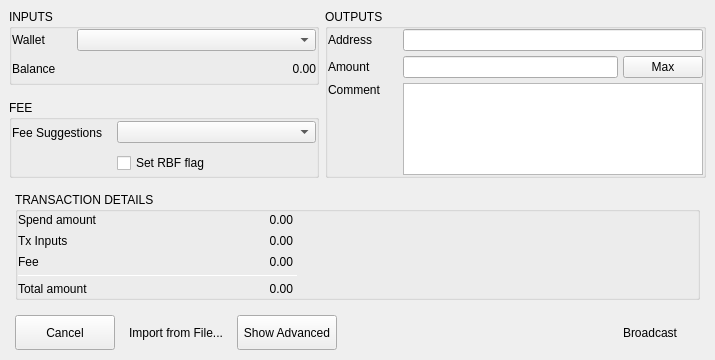
Qt form BlockSettleUILib/CreateTransactionDialogSimple.ui (BlockSettle/terminal) before a commit.
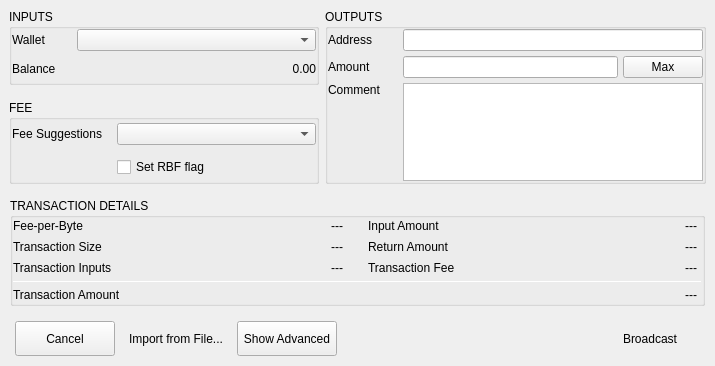
The same form after that commit.

Commit message:
Updated transaction details in simple dialog.
Task-number: BST-1320

```diff
--- a/BlockSettleUILib/CreateTransactionDialogSimple.ui
+++ b/BlockSettleUILib/CreateTransactionDialogSimple.ui
@@ -7,7 +7,7 @@
     <x>0</x>
     <y>0</y>
     <width>715</width>
-    <height>360</height>
+    <height>366</height>
    </rect>
   </property>
   <property name="windowTitle">
@@ -792,28 +792,34 @@
     </widget>
    </item>
    <item>
-    <widget class="QWidget" name="verticalWidget_4" native="true">
+    <widget class="QWidget" name="verticalWidget_5" native="true">
      <property name="minimumSize">
       <size>
        <width>0</width>
        <height>0</height>
       </size>
      </property>
+     <property name="maximumSize">
+      <size>
+       <width>16777215</width>
+       <height>16777215</height>
+      </size>
+     </property>
      <property name="darkOverlay" stdset="0">
       <bool>true</bool>
      </property>
      <layout class="QVBoxLayout" name="verticalLayout_9">
       <property name="spacing">
-       <number>0</number>
+       <number>20</number>
       </property>
       <property name="leftMargin">
-       <number>15</number>
+       <number>10</number>
       </property>
       <property name="topMargin">
        <number>5</number>
       </property>
       <property name="rightMargin">
-       <number>15</number>
+       <number>10</number>
       </property>
       <property name="bottomMargin">
        <number>5</number>
@@ -835,7 +841,10 @@
         <property name="title">
          <string>TRANSACTION DETAILS</string>
         </property>
-        <layout class="QHBoxLayout" name="horizontalLayout_3">
+        <layout class="QVBoxLayout" name="verticalLayout_17">
+         <property name="spacing">
+          <number>5</number>
+         </property>
          <property name="sizeConstraint">
           <enum>QLayout::SetNoConstraint</enum>
          </property>
@@ -852,39 +861,69 @@
           <number>0</number>
          </property>
          <item>
-          <widget class="QWidget" name="verticalWidget_2" native="true">
-           <property name="sizePolicy">
-            <sizepolicy hsizetype="Fixed" vsizetype="Preferred">
-             <horstretch>0</horstretch>
-             <verstretch>0</verstretch>
-            </sizepolicy>
-           </property>
-           <property name="minimumSize">
-            <size>
-             <width>280</width>
-             <height>0</height>
-            </size>
-           </property>
-           <layout class="QVBoxLayout" name="verticalLayout">
-            <property name="spacing">
-             <number>5</number>
-            </property>
-            <property name="leftMargin">
-             <number>0</number>
-            </property>
-            <property name="topMargin">
-             <number>0</number>
-            </property>
-            <property name="rightMargin">
-             <number>0</number>
-            </property>
-            <property name="bottomMargin">
-             <number>0</number>
-            </property>
-            <item>
              <widget class="QWidget" name="horizontalWidget_8" native="true">
               <property name="minimumSize">
                <size>
+             <width>500</width>
+             <height>0</height>
+            </size>
+           </property>
+           <layout class="QHBoxLayout" name="horizontalLayout_17">
+            <property name="spacing">
+             <number>20</number>
+            </property>
+            <property name="leftMargin">
+             <number>0</number>
+            </property>
+            <property name="topMargin">
+             <number>0</number>
+            </property>
+            <property name="rightMargin">
+             <number>0</number>
+            </property>
+            <property name="bottomMargin">
+             <number>0</number>
+            </property>
+            <item>
+             <widget class="QWidget" name="verticalWidget_4" native="true">
+              <property name="sizePolicy">
+               <sizepolicy hsizetype="Expanding" vsizetype="Preferred">
+                <horstretch>0</horstretch>
+                <verstretch>0</verstretch>
+               </sizepolicy>
+              </property>
+              <property name="minimumSize">
+               <size>
+                <width>280</width>
+                <height>0</height>
+               </size>
+              </property>
+              <layout class="QVBoxLayout" name="verticalLayout" stretch="0">
+               <property name="spacing">
+                <number>5</number>
+               </property>
+               <property name="leftMargin">
+                <number>0</number>
+               </property>
+               <property name="topMargin">
+                <number>0</number>
+               </property>
+               <property name="rightMargin">
+                <number>0</number>
+               </property>
+               <property name="bottomMargin">
+                <number>0</number>
+               </property>
+               <item>
+                <widget class="QWidget" name="horizontalWidget_9" native="true">
+                 <property name="sizePolicy">
+                  <sizepolicy hsizetype="Expanding" vsizetype="Preferred">
+                   <horstretch>1</horstretch>
+                   <verstretch>0</verstretch>
+                  </sizepolicy>
+                 </property>
+                 <property name="minimumSize">
+                  <size>
                 <width>0</width>
                 <height>0</height>
                </size>
@@ -906,7 +945,7 @@
                 <number>0</number>
                </property>
                <item>
-                <widget class="QWidget" name="verticalWidget" native="true">
+                   <widget class="QWidget" name="verticalWidget_3" native="true">
                  <property name="sizePolicy">
                   <sizepolicy hsizetype="Minimum" vsizetype="Preferred">
                    <horstretch>0</horstretch>
@@ -921,7 +960,7 @@
                  </property>
                  <property name="maximumSize">
                   <size>
-                   <width>100</width>
+                      <width>130</width>
                    <height>16777215</height>
                   </size>
                  </property>
@@ -968,7 +1007,7 @@
                      </size>
                     </property>
                     <property name="text">
-                     <string>Spend amount</string>
+                        <string>Fee-per-Byte</string>
                     </property>
                     <property name="alignment">
                      <set>Qt::AlignLeading|Qt::AlignLeft|Qt::AlignVCenter</set>
@@ -996,7 +1035,7 @@
                      </size>
                     </property>
                     <property name="text">
-                     <string>Tx Inputs</string>
+                        <string>Transaction Size</string>
                     </property>
                     <property name="alignment">
                      <set>Qt::AlignLeading|Qt::AlignLeft|Qt::AlignVCenter</set>
@@ -1024,7 +1063,7 @@
                      </size>
                     </property>
                     <property name="text">
-                     <string>Fee</string>
+                        <string>Transaction Inputs</string>
                     </property>
                     <property name="alignment">
                      <set>Qt::AlignLeading|Qt::AlignLeft|Qt::AlignVCenter</set>
@@ -1035,7 +1074,7 @@
                 </widget>
                </item>
                <item>
-                <widget class="QWidget" name="verticalWidget_3" native="true">
+                   <widget class="QWidget" name="verticalWidget_2" native="true">
                  <property name="minimumSize">
                   <size>
                    <width>0</width>
@@ -1059,7 +1098,7 @@
                    <number>0</number>
                   </property>
                   <item>
-                   <widget class="QLabel" name="labelDetailsAmount">
+                      <widget class="QLabel" name="labelFeePerByte">
                     <property name="sizePolicy">
                      <sizepolicy hsizetype="Expanding" vsizetype="Fixed">
                       <horstretch>0</horstretch>
@@ -1079,7 +1118,7 @@
                      </size>
                     </property>
                     <property name="text">
-                     <string>0.00</string>
+                        <string>---</string>
                     </property>
                     <property name="alignment">
                      <set>Qt::AlignRight|Qt::AlignTrailing|Qt::AlignVCenter</set>
@@ -1093,7 +1132,7 @@
                    </widget>
                   </item>
                   <item>
-                   <widget class="QLabel" name="labelDetailsTxInputs">
+                      <widget class="QLabel" name="labelTxSize">
                     <property name="sizePolicy">
                      <sizepolicy hsizetype="Expanding" vsizetype="Fixed">
                       <horstretch>0</horstretch>
@@ -1113,7 +1152,7 @@
                      </size>
                     </property>
                     <property name="text">
-                     <string>0.00</string>
+                        <string>---</string>
                     </property>
                     <property name="alignment">
                      <set>Qt::AlignRight|Qt::AlignTrailing|Qt::AlignVCenter</set>
@@ -1127,7 +1166,7 @@
                    </widget>
                   </item>
                   <item>
-                   <widget class="QLabel" name="labelDetailsEstimatedFee">
+                      <widget class="QLabel" name="labelTXInputs">
                     <property name="sizePolicy">
                      <sizepolicy hsizetype="Expanding" vsizetype="Fixed">
                       <horstretch>0</horstretch>
@@ -1147,7 +1186,7 @@
                      </size>
                     </property>
                     <property name="text">
-                     <string>0.00</string>
+                        <string>---</string>
                     </property>
                     <property name="alignment">
                      <set>Qt::AlignRight|Qt::AlignTrailing|Qt::AlignVCenter</set>
@@ -1166,11 +1205,338 @@
               </layout>
              </widget>
             </item>
+              </layout>
+             </widget>
+            </item>
+            <item alignment="Qt::AlignTop">
+             <widget class="QWidget" name="verticalWidget_8" native="true">
+              <property name="sizePolicy">
+               <sizepolicy hsizetype="Expanding" vsizetype="Preferred">
+                <horstretch>0</horstretch>
+                <verstretch>0</verstretch>
+               </sizepolicy>
+              </property>
+              <property name="minimumSize">
+               <size>
+                <width>280</width>
+                <height>0</height>
+               </size>
+              </property>
+              <layout class="QVBoxLayout" name="verticalLayout_14">
+               <property name="spacing">
+                <number>5</number>
+               </property>
+               <property name="leftMargin">
+                <number>0</number>
+               </property>
+               <property name="topMargin">
+                <number>0</number>
+               </property>
+               <property name="rightMargin">
+                <number>0</number>
+               </property>
+               <property name="bottomMargin">
+                <number>0</number>
+               </property>
             <item>
-             <widget class="Line" name="line">
+                <widget class="QWidget" name="horizontalWidget_12" native="true">
               <property name="minimumSize">
                <size>
                 <width>0</width>
+                   <height>0</height>
+                  </size>
+                 </property>
+                 <layout class="QHBoxLayout" name="horizontalLayout_18">
+                  <property name="spacing">
+                   <number>10</number>
+                  </property>
+                  <property name="leftMargin">
+                   <number>0</number>
+                  </property>
+                  <property name="topMargin">
+                   <number>0</number>
+                  </property>
+                  <property name="rightMargin">
+                   <number>0</number>
+                  </property>
+                  <property name="bottomMargin">
+                   <number>0</number>
+                  </property>
+                  <item>
+                   <widget class="QWidget" name="verticalWidget_9" native="true">
+                    <property name="sizePolicy">
+                     <sizepolicy hsizetype="Minimum" vsizetype="Preferred">
+                      <horstretch>0</horstretch>
+                      <verstretch>0</verstretch>
+                     </sizepolicy>
+                    </property>
+                    <property name="minimumSize">
+                     <size>
+                      <width>100</width>
+                      <height>0</height>
+                     </size>
+                    </property>
+                    <property name="maximumSize">
+                     <size>
+                      <width>130</width>
+                      <height>16777215</height>
+                     </size>
+                    </property>
+                    <layout class="QVBoxLayout" name="verticalLayout_15">
+                     <property name="spacing">
+                      <number>5</number>
+                     </property>
+                     <property name="leftMargin">
+                      <number>0</number>
+                     </property>
+                     <property name="topMargin">
+                      <number>0</number>
+                     </property>
+                     <property name="rightMargin">
+                      <number>0</number>
+                     </property>
+                     <property name="bottomMargin">
+                      <number>0</number>
+                     </property>
+                     <item>
+                      <widget class="QLabel" name="label_12">
+                       <property name="sizePolicy">
+                        <sizepolicy hsizetype="Preferred" vsizetype="Fixed">
+                         <horstretch>0</horstretch>
+                         <verstretch>0</verstretch>
+                        </sizepolicy>
+                       </property>
+                       <property name="minimumSize">
+                        <size>
+                         <width>0</width>
+                         <height>16</height>
+                        </size>
+                       </property>
+                       <property name="maximumSize">
+                        <size>
+                         <width>16777215</width>
+                         <height>16</height>
+                        </size>
+                       </property>
+                       <property name="sizeIncrement">
+                        <size>
+                         <width>0</width>
+                         <height>20</height>
+                        </size>
+                       </property>
+                       <property name="text">
+                        <string>Input Amount</string>
+                       </property>
+                       <property name="alignment">
+                        <set>Qt::AlignLeading|Qt::AlignLeft|Qt::AlignVCenter</set>
+                       </property>
+                      </widget>
+                     </item>
+                     <item>
+                      <widget class="QLabel" name="label_13">
+                       <property name="sizePolicy">
+                        <sizepolicy hsizetype="Expanding" vsizetype="Fixed">
+                         <horstretch>0</horstretch>
+                         <verstretch>0</verstretch>
+                        </sizepolicy>
+                       </property>
+                       <property name="minimumSize">
+                        <size>
+                         <width>0</width>
+                         <height>16</height>
+                        </size>
+                       </property>
+                       <property name="maximumSize">
+                        <size>
+                         <width>16777215</width>
+                         <height>16</height>
+                        </size>
+                       </property>
+                       <property name="text">
+                        <string>Return Amount</string>
+                       </property>
+                       <property name="alignment">
+                        <set>Qt::AlignLeading|Qt::AlignLeft|Qt::AlignVCenter</set>
+                       </property>
+                      </widget>
+                     </item>
+                     <item>
+                      <widget class="QLabel" name="label_14">
+                       <property name="sizePolicy">
+                        <sizepolicy hsizetype="Expanding" vsizetype="Fixed">
+                         <horstretch>0</horstretch>
+                         <verstretch>0</verstretch>
+                        </sizepolicy>
+                       </property>
+                       <property name="minimumSize">
+                        <size>
+                         <width>0</width>
+                         <height>16</height>
+                        </size>
+                       </property>
+                       <property name="maximumSize">
+                        <size>
+                         <width>16777215</width>
+                         <height>16</height>
+                        </size>
+                       </property>
+                       <property name="text">
+                        <string>Transaction Fee</string>
+                       </property>
+                       <property name="alignment">
+                        <set>Qt::AlignLeading|Qt::AlignLeft|Qt::AlignVCenter</set>
+                       </property>
+                      </widget>
+                     </item>
+                    </layout>
+                   </widget>
+                  </item>
+                  <item>
+                   <widget class="QWidget" name="verticalWidget_10" native="true">
+                    <property name="minimumSize">
+                     <size>
+                      <width>0</width>
+                      <height>0</height>
+                     </size>
+                    </property>
+                    <layout class="QVBoxLayout" name="verticalLayout_16">
+                     <property name="spacing">
+                      <number>5</number>
+                     </property>
+                     <property name="leftMargin">
+                      <number>0</number>
+                     </property>
+                     <property name="topMargin">
+                      <number>0</number>
+                     </property>
+                     <property name="rightMargin">
+                      <number>0</number>
+                     </property>
+                     <property name="bottomMargin">
+                      <number>0</number>
+                     </property>
+                     <item>
+                      <widget class="QLabel" name="labelInputAmount">
+                       <property name="sizePolicy">
+                        <sizepolicy hsizetype="Expanding" vsizetype="Fixed">
+                         <horstretch>0</horstretch>
+                         <verstretch>0</verstretch>
+                        </sizepolicy>
+                       </property>
+                       <property name="minimumSize">
+                        <size>
+                         <width>0</width>
+                         <height>16</height>
+                        </size>
+                       </property>
+                       <property name="maximumSize">
+                        <size>
+                         <width>16777215</width>
+                         <height>16</height>
+                        </size>
+                       </property>
+                       <property name="text">
+                        <string>---</string>
+                       </property>
+                       <property name="alignment">
+                        <set>Qt::AlignRight|Qt::AlignTrailing|Qt::AlignVCenter</set>
+                       </property>
+                       <property name="indent">
+                        <number>5</number>
+                       </property>
+                       <property name="whiteLabel" stdset="0">
+                        <bool>true</bool>
+                       </property>
+                      </widget>
+                     </item>
+                     <item>
+                      <widget class="QLabel" name="labelReturnAmount">
+                       <property name="sizePolicy">
+                        <sizepolicy hsizetype="Expanding" vsizetype="Fixed">
+                         <horstretch>0</horstretch>
+                         <verstretch>0</verstretch>
+                        </sizepolicy>
+                       </property>
+                       <property name="minimumSize">
+                        <size>
+                         <width>0</width>
+                         <height>16</height>
+                        </size>
+                       </property>
+                       <property name="maximumSize">
+                        <size>
+                         <width>16777215</width>
+                         <height>16</height>
+                        </size>
+                       </property>
+                       <property name="text">
+                        <string>---</string>
+                       </property>
+                       <property name="alignment">
+                        <set>Qt::AlignRight|Qt::AlignTrailing|Qt::AlignVCenter</set>
+                       </property>
+                       <property name="indent">
+                        <number>5</number>
+                       </property>
+                       <property name="whiteLabel" stdset="0">
+                        <bool>true</bool>
+                       </property>
+                      </widget>
+                     </item>
+                     <item>
+                      <widget class="QLabel" name="labelFee">
+                       <property name="sizePolicy">
+                        <sizepolicy hsizetype="Expanding" vsizetype="Fixed">
+                         <horstretch>0</horstretch>
+                         <verstretch>0</verstretch>
+                        </sizepolicy>
+                       </property>
+                       <property name="minimumSize">
+                        <size>
+                         <width>0</width>
+                         <height>16</height>
+                        </size>
+                       </property>
+                       <property name="maximumSize">
+                        <size>
+                         <width>16777215</width>
+                         <height>16</height>
+                        </size>
+                       </property>
+                       <property name="text">
+                        <string>---</string>
+                       </property>
+                       <property name="alignment">
+                        <set>Qt::AlignRight|Qt::AlignTrailing|Qt::AlignVCenter</set>
+                       </property>
+                       <property name="indent">
+                        <number>5</number>
+                       </property>
+                       <property name="whiteLabel" stdset="0">
+                        <bool>true</bool>
+                       </property>
+                      </widget>
+                     </item>
+                    </layout>
+                   </widget>
+                  </item>
+                 </layout>
+                </widget>
+               </item>
+              </layout>
+             </widget>
+            </item>
+           </layout>
+          </widget>
+         </item>
+         <item>
+          <widget class="Line" name="line2">
+           <property name="enabled">
+            <bool>true</bool>
+           </property>
+           <property name="minimumSize">
+            <size>
+             <width>0</width>
                 <height>1</height>
                </size>
               </property>
@@ -1180,6 +1546,12 @@
                 <height>1</height>
                </size>
               </property>
+           <property name="frameShadow">
+            <enum>QFrame::Sunken</enum>
+           </property>
+           <property name="lineWidth">
+            <number>1</number>
+           </property>
               <property name="orientation">
                <enum>Qt::Horizontal</enum>
               </property>
@@ -1189,14 +1561,14 @@
              </widget>
             </item>
             <item>
-             <widget class="QWidget" name="horizontalWidget" native="true">
+          <widget class="QWidget" name="horizontalWidget_13" native="true">
               <property name="minimumSize">
                <size>
                 <width>0</width>
                 <height>0</height>
                </size>
               </property>
-              <layout class="QHBoxLayout" name="horizontalLayout_8">
+           <layout class="QHBoxLayout" name="horizontalLayout_19">
                <property name="spacing">
                 <number>10</number>
                </property>
@@ -1213,7 +1585,7 @@
                 <number>0</number>
                </property>
                <item>
-                <widget class="QLabel" name="label_4">
+             <widget class="QLabel" name="label_15">
                  <property name="sizePolicy">
                   <sizepolicy hsizetype="Expanding" vsizetype="Fixed">
                    <horstretch>0</horstretch>
@@ -1228,12 +1600,12 @@
                  </property>
                  <property name="maximumSize">
                   <size>
-                   <width>100</width>
+                <width>16777215</width>
                    <height>16</height>
                   </size>
                  </property>
                  <property name="text">
-                  <string>Total amount</string>
+               <string>Transaction Amount</string>
                  </property>
                  <property name="alignment">
                   <set>Qt::AlignLeading|Qt::AlignLeft|Qt::AlignVCenter</set>
@@ -1241,7 +1613,7 @@
                 </widget>
                </item>
                <item>
-                <widget class="QLabel" name="labelDetailsTotalAmount">
+             <widget class="QLabel" name="labelTransationAmount">
                  <property name="sizePolicy">
                   <sizepolicy hsizetype="Expanding" vsizetype="Fixed">
                    <horstretch>0</horstretch>
@@ -1261,7 +1633,7 @@
                   </size>
                  </property>
                  <property name="text">
-                  <string>0.00</string>
+               <string>---</string>
                  </property>
                  <property name="alignment">
                   <set>Qt::AlignRight|Qt::AlignTrailing|Qt::AlignVCenter</set>
@@ -1276,22 +1648,6 @@
                </item>
               </layout>
              </widget>
-            </item>
-           </layout>
-          </widget>
-         </item>
-         <item>
-          <spacer name="horizontalSpacer_2">
-           <property name="orientation">
-            <enum>Qt::Horizontal</enum>
-           </property>
-           <property name="sizeHint" stdset="0">
-            <size>
-             <width>40</width>
-             <height>20</height>
-            </size>
-           </property>
-          </spacer>
          </item>
         </layout>
        </widget>
```
Lines whose indentation alone changed are shown as unchanged. The commit also changes 2 other files.
